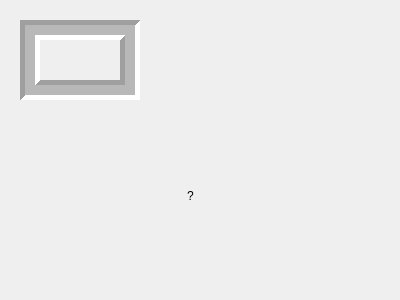
This is C++/Qt/myframe/mywidget.ui in veahow/Learning as Qt 5 draws it before an edit. The edited form follows.
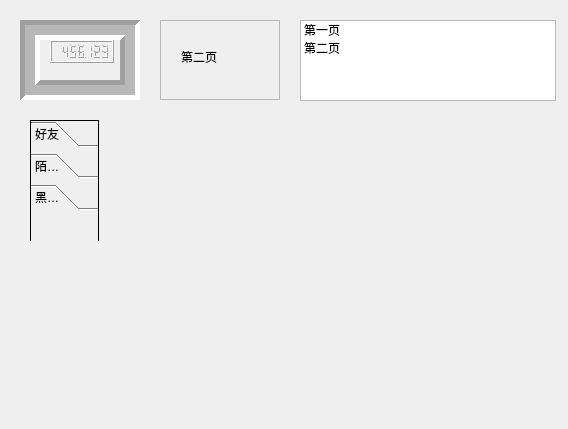
This is the edited form.

Commit message: 学习QLCDNumber、QStackedNumber与QToolBox的用法

The edit to the form file:
```diff
--- a/C++/Qt/myframe/mywidget.ui
+++ b/C++/Qt/myframe/mywidget.ui
@@ -6,8 +6,8 @@
    <rect>
     <x>0</x>
     <y>0</y>
-    <width>400</width>
-    <height>300</height>
+    <width>568</width>
+    <height>429</height>
    </rect>
   </property>
   <property name="windowTitle">
@@ -34,32 +34,144 @@
    <property name="midLineWidth">
     <number>10</number>
    </property>
+   <widget class="QLCDNumber" name="lcdNumber">
+    <property name="geometry">
+     <rect>
+      <x>30</x>
+      <y>20</y>
+      <width>64</width>
+      <height>23</height>
+     </rect>
+    </property>
+    <property name="smallDecimalPoint">
+     <bool>true</bool>
+    </property>
+    <property name="digitCount">
+     <number>7</number>
+    </property>
+    <property name="value" stdset="0">
+     <double>456.122999999999990</double>
+    </property>
+   </widget>
   </widget>
-  <widget class="QLabel" name="label">
+  <widget class="QListWidget" name="listWidget_2">
    <property name="geometry">
     <rect>
-     <x>110</x>
-     <y>140</y>
-     <width>161</width>
-     <height>111</height>
+     <x>300</x>
+     <y>20</y>
+     <width>256</width>
+     <height>81</height>
     </rect>
    </property>
-   <property name="text">
-    <string>?</string>
+   <item>
+    <property name="text">
+     <string>第一页</string>
+    </property>
+   </item>
+   <item>
+    <property name="text">
+     <string>第二页</string>
+    </property>
+   </item>
+  </widget>
+  <widget class="QStackedWidget" name="stackedWidget">
+   <property name="geometry">
+    <rect>
+     <x>160</x>
+     <y>20</y>
+     <width>120</width>
+     <height>80</height>
+    </rect>
    </property>
-   <property name="textFormat">
-    <enum>Qt::PlainText</enum>
+   <property name="frameShape">
+    <enum>QFrame::StyledPanel</enum>
    </property>
-   <property name="scaledContents">
-    <bool>true</bool>
+   <property name="currentIndex">
+    <number>1</number>
    </property>
-   <property name="alignment">
-    <set>Qt::AlignCenter</set>
+   <widget class="QWidget" name="page">
+    <widget class="QLabel" name="label">
+     <property name="geometry">
+      <rect>
+       <x>30</x>
+       <y>30</y>
+       <width>54</width>
+       <height>12</height>
+      </rect>
+     </property>
+     <property name="text">
+      <string>第一页</string>
+     </property>
+    </widget>
+   </widget>
+   <widget class="QWidget" name="page_2">
+    <widget class="QLabel" name="label_2">
+     <property name="geometry">
+      <rect>
+       <x>20</x>
+       <y>30</y>
+       <width>54</width>
+       <height>12</height>
+      </rect>
+     </property>
+     <property name="text">
+      <string>第二页</string>
+     </property>
+    </widget>
+   </widget>
+  </widget>
+  <widget class="QToolBox" name="toolBox">
+   <property name="geometry">
+    <rect>
+     <x>30</x>
+     <y>120</y>
+     <width>69</width>
+     <height>121</height>
+    </rect>
    </property>
-   <property name="wordWrap">
-    <bool>true</bool>
+   <property name="frameShape">
+    <enum>QFrame::Box</enum>
    </property>
+   <property name="currentIndex">
+    <number>2</number>
+   </property>
+   <widget class="QWidget" name="page_3">
+    <property name="geometry">
+     <rect>
+      <x>0</x>
+      <y>0</y>
+      <width>67</width>
+      <height>41</height>
+     </rect>
+    </property>
+    <attribute name="label">
+     <string>好友</string>
+    </attribute>
+   </widget>
+   <widget class="QWidget" name="page_5">
+    <attribute name="label">
+     <string>陌生人</string>
+    </attribute>
+   </widget>
+   <widget class="QWidget" name="page_4">
+    <property name="geometry">
+     <rect>
+      <x>0</x>
+      <y>0</y>
+      <width>67</width>
+      <height>41</height>
+     </rect>
+    </property>
+    <attribute name="label">
+     <string>黑名单</string>
+    </attribute>
+   </widget>
   </widget>
+  <zorder>frame</zorder>
+  <zorder>listWidget_2</zorder>
+  <zorder>stackedWidget</zorder>
+  <zorder>toolBox</zorder>
+  <zorder>label_2</zorder>
  </widget>
  <layoutdefault spacing="6" margin="11"/>
  <resources/>
```
Left out of the diff: 19 changed lines with no effect on the pictures. The commit also changes 2 other files.
